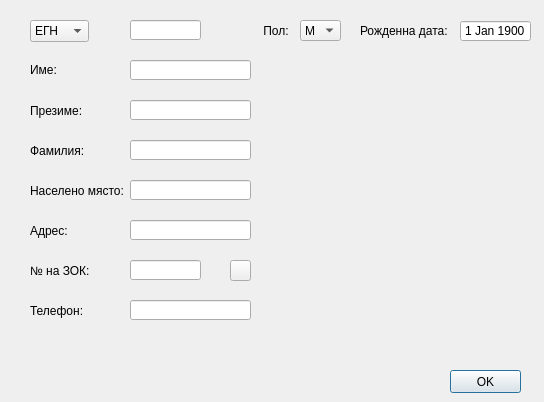
Qt form src/View/PatientDialog/PatientFormDialog.ui (thefinalcutbg/DinoDent) before a commit.
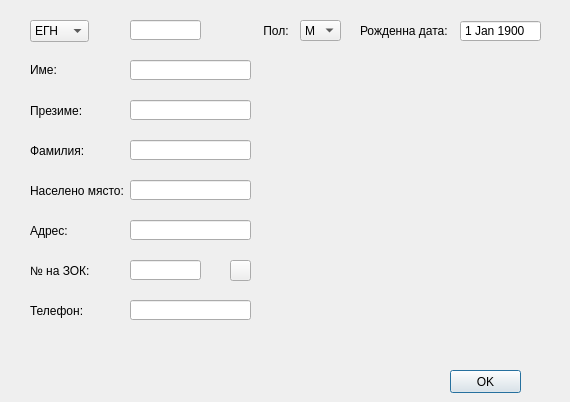
The same form after that commit. Custom widgets are drawn as their Qt base class.

```diff
--- a/src/View/PatientDialog/PatientFormDialog.ui
+++ b/src/View/PatientDialog/PatientFormDialog.ui
@@ -6,7 +6,7 @@
    <rect>
     <x>0</x>
     <y>0</y>
-    <width>544</width>
+    <width>570</width>
     <height>402</height>
    </rect>
   </property>
@@ -18,13 +18,13 @@
   </property>
   <property name="minimumSize">
    <size>
-    <width>544</width>
+    <width>570</width>
     <height>402</height>
    </size>
   </property>
   <property name="maximumSize">
    <size>
-    <width>544</width>
+    <width>570</width>
     <height>402</height>
    </size>
   </property>
@@ -250,7 +250,7 @@
     <rect>
      <x>460</x>
      <y>20</y>
-     <width>71</width>
+     <width>81</width>
      <height>22</height>
     </rect>
    </property>
```
